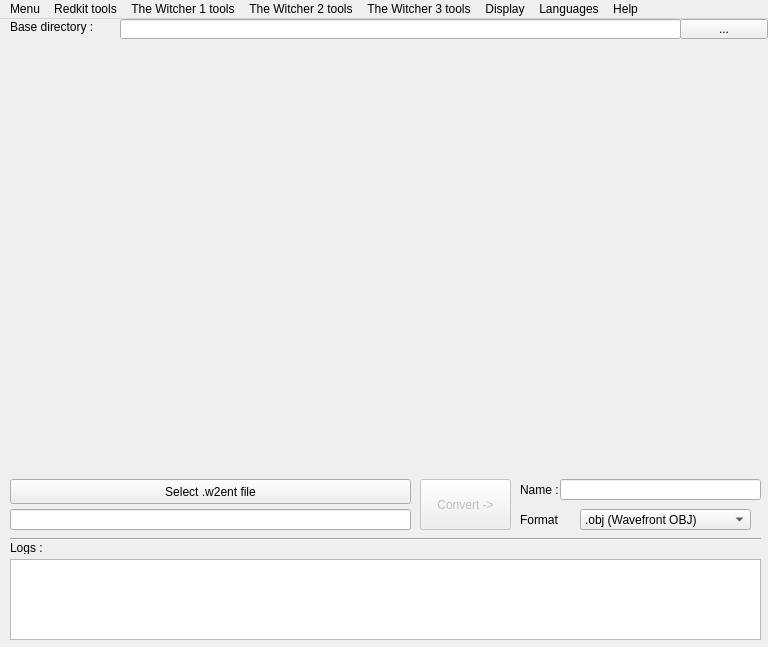
First picture: the form in W2ENT_QT/GUI_MainWindow.ui, repository JLouis-B/RedTools, before the edit.
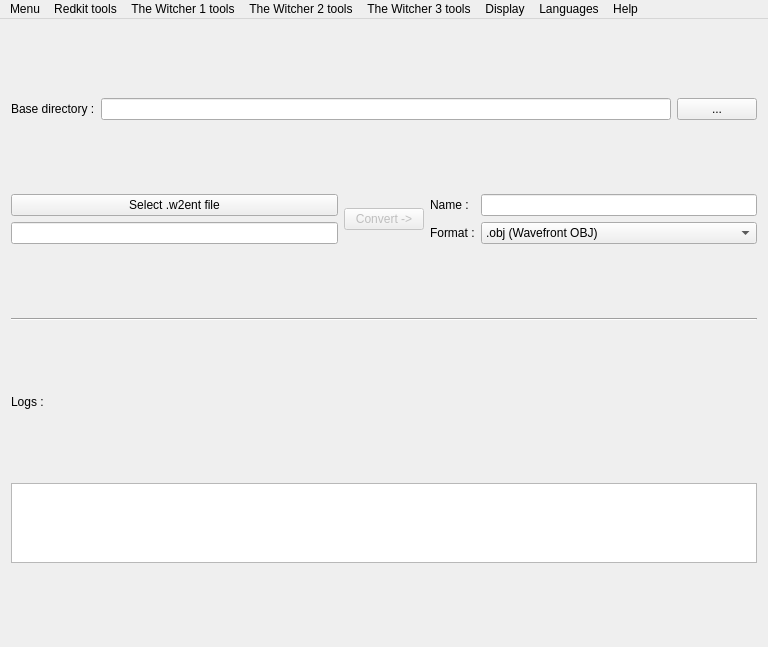
Second picture: the form after the edit.

Commit message: Main window can be resized

```diff
--- a/W2ENT_QT/GUI_MainWindow.ui
+++ b/W2ENT_QT/GUI_MainWindow.ui
@@ -14,31 +14,77 @@
    <string>The Witcher 3D models converter</string>
   </property>
   <widget class="QWidget" name="centralWidget">
+   <layout class="QVBoxLayout" name="verticalLayout_2">
+    <item>
+     <layout class="QHBoxLayout" name="horizontalLayout">
+      <item>
+       <widget class="QLabel" name="label_baseDir">
+        <property name="sizePolicy">
+         <sizepolicy hsizetype="Preferred" vsizetype="Fixed">
+          <horstretch>0</horstretch>
+          <verstretch>0</verstretch>
+         </sizepolicy>
+        </property>
+        <property name="text">
+         <string>Base directory :</string>
+        </property>
+       </widget>
+      </item>
+      <item>
+       <widget class="QLineEdit" name="lineEdit_folder"/>
+      </item>
+      <item>
+       <widget class="QPushButton" name="button_selectDir">
+        <property name="text">
+         <string>...</string>
+        </property>
+       </widget>
+      </item>
+     </layout>
+    </item>
+    <item>
+     <layout class="QGridLayout" name="layout_irrlichtRender"/>
+    </item>
+    <item>
+     <layout class="QHBoxLayout" name="horizontalLayout_2">
+      <item>
+       <layout class="QVBoxLayout" name="verticalLayout">
+        <item>
+         <widget class="QPushButton" name="button_fileSelector">
+          <property name="text">
+           <string>Select .w2ent file</string>
+          </property>
+         </widget>
+        </item>
+        <item>
+         <widget class="QLineEdit" name="lineEdit_ImportedFile"/>
+        </item>
+       </layout>
+      </item>
+      <item>
    <widget class="QPushButton" name="button_convert">
     <property name="enabled">
      <bool>false</bool>
     </property>
-    <property name="geometry">
-     <rect>
-      <x>420</x>
-      <y>460</y>
-      <width>91</width>
-      <height>51</height>
-     </rect>
-    </property>
     <property name="text">
      <string>Convert -&gt;</string>
     </property>
    </widget>
+      </item>
+      <item>
+       <layout class="QGridLayout" name="gridLayout">
+        <item row="0" column="1">
+         <widget class="QLineEdit" name="lineEdit_exportedFilename"/>
+        </item>
+        <item row="0" column="0">
+         <widget class="QLabel" name="label_exportedFilename">
+          <property name="text">
+           <string>Name :</string>
+          </property>
+         </widget>
+        </item>
+        <item row="1" column="1">
    <widget class="QComboBox" name="comboBox_format">
-    <property name="geometry">
-     <rect>
-      <x>580</x>
-      <y>490</y>
-      <width>171</width>
-      <height>21</height>
-     </rect>
-    </property>
     <item>
      <property name="text">
       <string>.obj (Wavefront OBJ)</string>
@@ -110,140 +156,64 @@
      </property>
     </item>
    </widget>
-   <widget class="QLineEdit" name="lineEdit_exportedFilename">
-    <property name="geometry">
-     <rect>
-      <x>560</x>
-      <y>460</y>
-      <width>201</width>
-      <height>21</height>
-     </rect>
-    </property>
-   </widget>
-   <widget class="QLabel" name="label_exportedFilename">
-    <property name="geometry">
-     <rect>
-      <x>520</x>
-      <y>460</y>
-      <width>41</width>
-      <height>21</height>
-     </rect>
-    </property>
+        </item>
+        <item row="1" column="0">
+         <widget class="QLabel" name="label_format">
     <property name="text">
-     <string>Name :</string>
-    </property>
-   </widget>
-   <widget class="QLineEdit" name="lineEdit_ImportedFile">
-    <property name="geometry">
-     <rect>
-      <x>10</x>
-      <y>490</y>
-      <width>401</width>
-      <height>21</height>
-     </rect>
-    </property>
-   </widget>
+           <string>Format :</string>
+          </property>
+         </widget>
+        </item>
+       </layout>
+      </item>
+     </layout>
+    </item>
+    <item>
+     <widget class="Line" name="line">
+      <property name="orientation">
+       <enum>Qt::Horizontal</enum>
+      </property>
+     </widget>
+    </item>
+    <item>
    <widget class="QLabel" name="label_logs">
-    <property name="geometry">
-     <rect>
-      <x>10</x>
-      <y>522</y>
-      <width>46</width>
-      <height>13</height>
-     </rect>
+      <property name="sizePolicy">
+       <sizepolicy hsizetype="Preferred" vsizetype="Fixed">
+        <horstretch>0</horstretch>
+        <verstretch>0</verstretch>
+       </sizepolicy>
+      </property>
+      <property name="maximumSize">
+       <size>
+        <width>16777215</width>
+        <height>16777215</height>
+       </size>
     </property>
     <property name="text">
      <string>Logs :</string>
     </property>
    </widget>
-   <widget class="QPushButton" name="button_fileSelector">
-    <property name="geometry">
-     <rect>
-      <x>10</x>
-      <y>460</y>
-      <width>401</width>
-      <height>25</height>
-     </rect>
-    </property>
-    <property name="text">
-     <string>Select .w2ent file</string>
-    </property>
-   </widget>
+    </item>
+    <item>
    <widget class="QTextEdit" name="textEdit_log">
     <property name="enabled">
      <bool>true</bool>
     </property>
-    <property name="geometry">
-     <rect>
-      <x>10</x>
-      <y>540</y>
-      <width>751</width>
-      <height>81</height>
-     </rect>
-    </property>
-   </widget>
-   <widget class="Line" name="line">
-    <property name="geometry">
-     <rect>
-      <x>10</x>
-      <y>510</y>
-      <width>751</width>
-      <height>20</height>
-     </rect>
-    </property>
-    <property name="orientation">
-     <enum>Qt::Horizontal</enum>
-    </property>
-   </widget>
-   <widget class="QPushButton" name="button_selectDir">
-    <property name="geometry">
-     <rect>
-      <x>680</x>
-      <y>0</y>
-      <width>88</width>
-      <height>20</height>
-     </rect>
-    </property>
-    <property name="text">
-     <string>...</string>
-    </property>
-   </widget>
-   <widget class="QLineEdit" name="lineEdit_folder">
-    <property name="geometry">
-     <rect>
-      <x>120</x>
-      <y>0</y>
-      <width>561</width>
-      <height>20</height>
-     </rect>
-    </property>
-   </widget>
-   <widget class="QLabel" name="label_baseDir">
-    <property name="geometry">
-     <rect>
-      <x>10</x>
-      <y>0</y>
-      <width>111</width>
-      <height>16</height>
-     </rect>
-    </property>
-    <property name="text">
-     <string>Base directory :</string>
-    </property>
-   </widget>
-   <widget class="QLabel" name="label_format">
-    <property name="geometry">
-     <rect>
-      <x>520</x>
-      <y>490</y>
-      <width>41</width>
-      <height>21</height>
-     </rect>
-    </property>
-    <property name="text">
-     <string>Format :</string>
-    </property>
-   </widget>
+      <property name="sizePolicy">
+       <sizepolicy hsizetype="Expanding" vsizetype="Fixed">
+        <horstretch>0</horstretch>
+        <verstretch>0</verstretch>
+       </sizepolicy>
+      </property>
+      <property name="maximumSize">
+       <size>
+        <width>16777215</width>
+        <height>80</height>
+       </size>
+      </property>
+     </widget>
+    </item>
+   </layout>
   </widget>
   <widget class="QMenuBar" name="menuBar">
    <property name="geometry">
```
Lines whose indentation alone changed are shown as unchanged. The commit also changes 1 other file.
